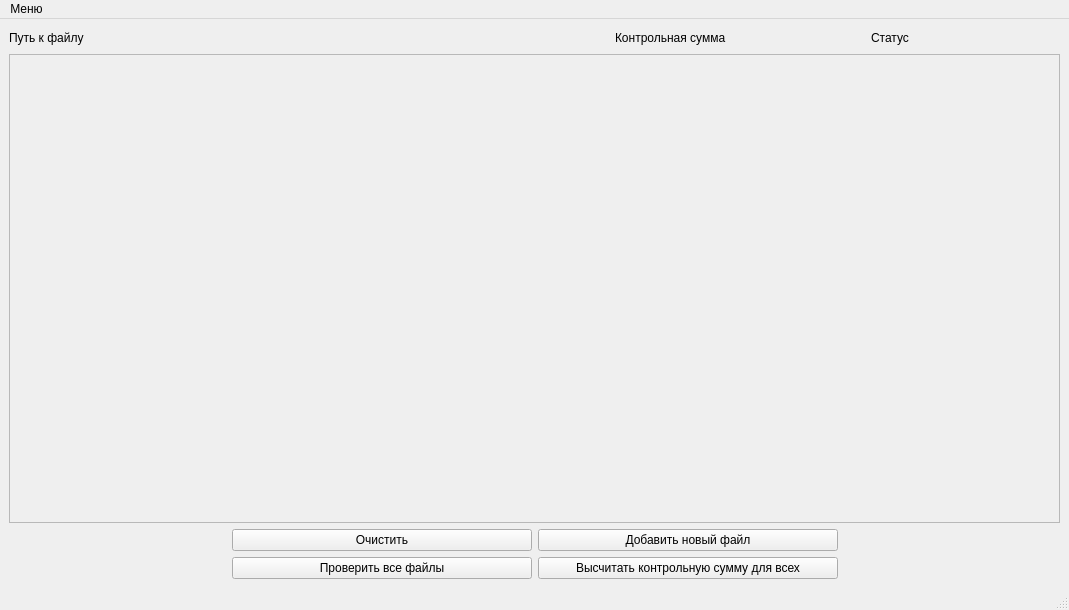
Above: FileChecker/mainwindow.ui from DizelforClaSS/FileChecker before the change. Below: the same form after it.
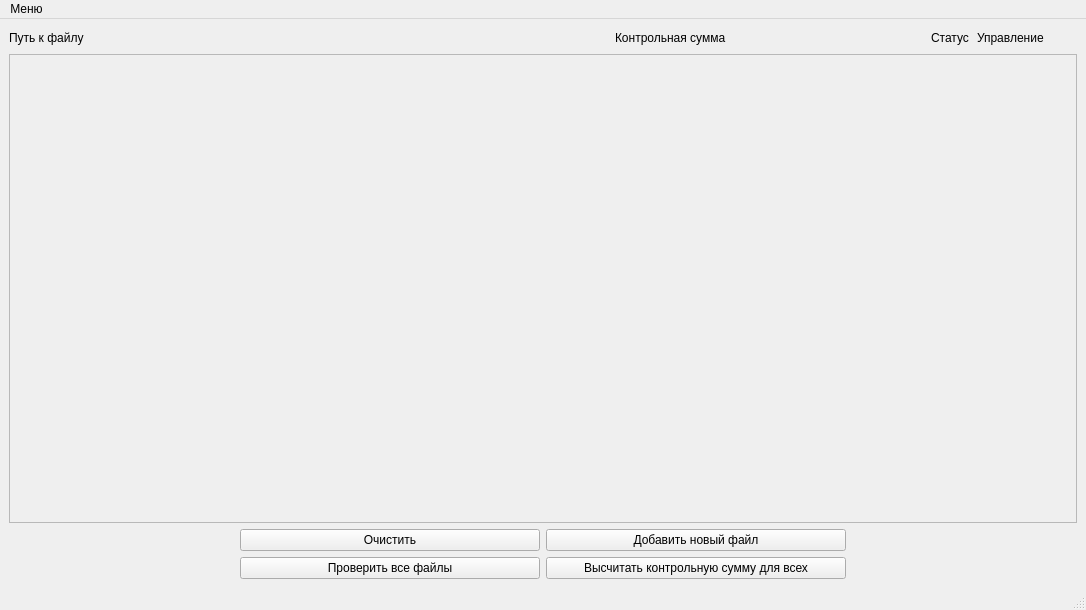
That is the form after the change.

Commit message: Небольшие изменения в интерфейсе. строки с пустым именем и без разделителя больше не проверяются

The edit to the form file:
```diff
--- a/FileChecker/mainwindow.ui
+++ b/FileChecker/mainwindow.ui
@@ -110,7 +110,7 @@
          <widget class="QLabel" name="checksummLabel">
           <property name="minimumSize">
            <size>
-            <width>250</width>
+            <width>310</width>
             <height>0</height>
            </size>
           </property>
@@ -129,7 +129,7 @@
          <widget class="QLabel" name="statusLabel">
           <property name="minimumSize">
            <size>
-            <width>130</width>
+            <width>40</width>
             <height>0</height>
            </size>
           </property>
@@ -144,6 +144,19 @@
           </property>
          </widget>
         </item>
+        <item>
+         <widget class="QLabel" name="label">
+          <property name="minimumSize">
+           <size>
+            <width>100</width>
+            <height>0</height>
+           </size>
+          </property>
+          <property name="text">
+           <string>Управление</string>
+          </property>
+         </widget>
+        </item>
         <item>
          <spacer name="horizontalSpacer_4">
           <property name="orientation">
```
The commit also changes 2 other files.
